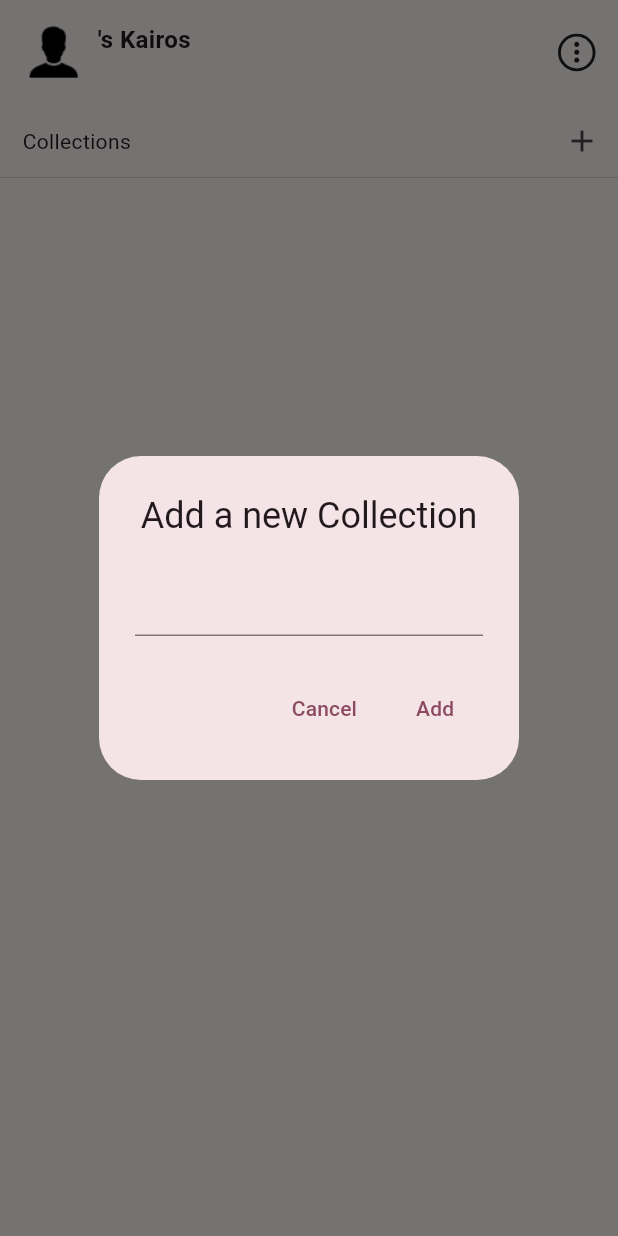
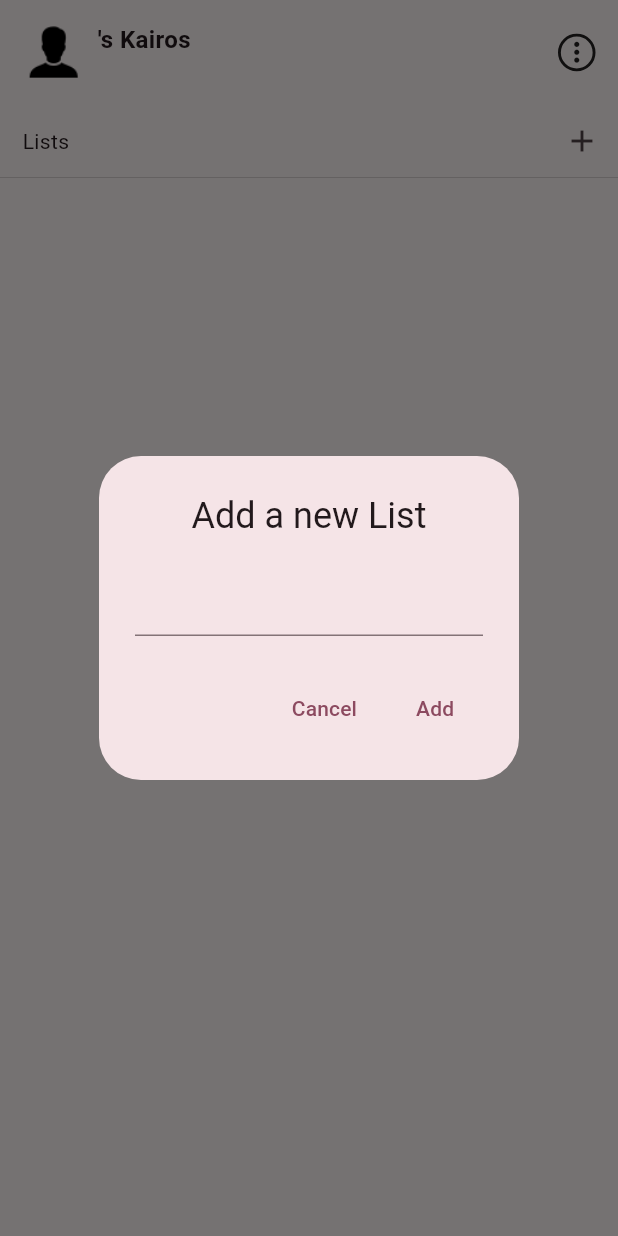
Before and after one commit to nabilbndev/kairos, a Flutter app: the screen it shows once a user with an empty profile is signed in, after a tap on the "add" icon, on a phone screen of 412 x 824 dp. Run offline on Flutter 3.47's test engine with Material 3 defaults, Android fonts, the phone set to English and light mode, and no system bars; our stand-ins replace cloud_firestore, firebase_auth, firebase_core, google_sign_in; accounts and stored records are empty; statements that could not run were skipped.

Commit message:
feat: Add list page

```diff
--- /dev/null
+++ b/lib/components/homePage/add_list_dialog.dart
@@ -0,0 +1,48 @@
+import 'package:cloud_firestore/cloud_firestore.dart';
+import 'package:firebase_auth/firebase_auth.dart';
+import 'package:flutter/material.dart';
+
+class AddListDialog extends StatelessWidget {
+  const AddListDialog({
+    super.key,
+  });
+
+  @override
+  Widget build(BuildContext context) {
+    final userId = FirebaseAuth.instance.currentUser?.uid;
+    FirebaseFirestore firestore = FirebaseFirestore.instance;
+    final TextEditingController listNameController = TextEditingController();
+
+    addList() async {
+      await firestore
+          .collection("lists")
+          .add({
+            "listName": listNameController.text,
+            "userId": userId,
+            "documentId": firestore.collection("collection").doc().id
+          })
+          .then((value) => {listNameController.clear()})
+          .then((value) => {Navigator.pop(context)});
+    }
+
+    return AlertDialog(
+      title: const Text("Add a new List", textAlign: TextAlign.center),
+      content: Column(
+        mainAxisSize: MainAxisSize.min,
+        children: [
+          TextField(
+            controller: listNameController,
+          ),
+        ],
+      ),
+      actions: [
+        TextButton(
+            onPressed: () {
+              Navigator.pop(context);
+            },
+            child: const Text("Cancel")),
+        TextButton(onPressed: addList, child: const Text("Add"))
+      ],
+    );
+  }
+}
--- a/lib/components/kairos_custom_appbar.dart
+++ b/lib/components/kairosAppbar/appbar.dart
@@ -1,21 +1,18 @@
+import 'package:firebase_auth/firebase_auth.dart';
 import 'package:flutter/material.dart';
-import 'package:kairos/components/kairos_avatar_wrapper.dart';
-import 'package:kairos/components/more_vert_circular.dart';
+import 'package:kairos/components/kairosAppbar/avatar_wrapper.dart';
+import 'package:kairos/components/kairosAppbar/outlined_vertical_more_icon.dart';
 
-class KairosCustomAppBar extends StatelessWidget {
-  const KairosCustomAppBar({
+class KairosAppBar extends StatelessWidget {
+  const KairosAppBar({
     super.key,
-    required this.userPhotoUrl,
-    required this.userDisplayName,
-    required this.userEmail,
   });
-
-  final String? userPhotoUrl;
-  final String? userDisplayName;
-  final String? userEmail;
 
   @override
   Widget build(BuildContext context) {
+    final userDisplayName = FirebaseAuth.instance.currentUser?.displayName;
+    final userPhotoUrl = FirebaseAuth.instance.currentUser?.photoURL;
+    final userEmail = FirebaseAuth.instance.currentUser?.email;
     return InkWell(
       onTap: () {},
       child: Padding(
@@ -25,7 +22,7 @@ class KairosCustomAppBar extends StatelessWidget {
           children: [
             Row(
               children: [
-                KairosAvatarWrapper(userPhotoUrl: userPhotoUrl),
+                AvatarWrapper(userPhotoUrl: userPhotoUrl),
                 const SizedBox(
                   width: 10,
                 ),
@@ -49,14 +46,14 @@ class KairosCustomAppBar extends StatelessWidget {
                             style: TextStyle(fontSize: 12),
                           )
                         : Text(
-                            userEmail!,
+                            userEmail,
                             style: const TextStyle(fontSize: 12),
                           )
                   ],
                 ),
               ],
             ),
-            MoreVerticalCircular(
+            OutlinedVerticalMoreIcon(
               color: Colors.black87,
               onTap: () {},
             )
--- a/lib/components/kairos_avatar_wrapper.dart
+++ b/lib/components/kairosAppbar/avatar_wrapper.dart
@@ -1,7 +1,7 @@
 import 'package:flutter/material.dart';
 
-class KairosAvatarWrapper extends StatelessWidget {
-  const KairosAvatarWrapper({
+class AvatarWrapper extends StatelessWidget {
+  const AvatarWrapper({
     super.key,
     required this.userPhotoUrl,
   });
--- a/lib/components/more_vert_circular.dart
+++ b/lib/components/kairosAppbar/outlined_vertical_more_icon.dart
@@ -1,7 +1,7 @@
 import 'package:flutter/material.dart';
 
-class MoreVerticalCircular extends StatelessWidget {
-  const MoreVerticalCircular(
+class OutlinedVerticalMoreIcon extends StatelessWidget {
+  const OutlinedVerticalMoreIcon(
       {super.key, required this.onTap, required this.color});
   final VoidCallback onTap;
   final Color color;
--- a/lib/pages/home_page.dart
+++ b/lib/pages/home_page.dart
@@ -1,81 +1,41 @@
 import 'package:cloud_firestore/cloud_firestore.dart';
 import 'package:firebase_auth/firebase_auth.dart';
 import 'package:flutter/material.dart';
-import 'package:kairos/components/kairos_custom_appbar.dart';
+import 'package:kairos/components/homePage/add_list_dialog.dart';
+import 'package:kairos/components/homePage/kairos_list_tile.dart';
+import 'package:kairos/components/kairosAppbar/appbar.dart';
 
 class HomePage extends StatelessWidget {
   const HomePage({super.key});
 
   @override
   Widget build(BuildContext context) {
-    final userDisplayName = FirebaseAuth.instance.currentUser?.displayName;
-    final userPhotoUrl = FirebaseAuth.instance.currentUser?.photoURL;
-    final userEmail = FirebaseAuth.instance.currentUser?.email;
+    final userId = FirebaseAuth.instance.currentUser?.uid;
+    FirebaseFirestore firestore = FirebaseFirestore.instance;
+    Stream stream = firestore
+        .collection('lists')
+        .where("userId", isEqualTo: userId)
+        .snapshots();
 
-    FirebaseFirestore firestore = FirebaseFirestore.instance;
-    final userId = FirebaseAuth.instance.currentUser?.uid;
-    final TextEditingController collectionNameController =
-        TextEditingController();
     return Scaffold(
       body: SafeArea(
         child: Center(
           child: Column(
             children: [
-              KairosCustomAppBar(
-                  userPhotoUrl: userPhotoUrl,
-                  userDisplayName: userDisplayName,
-                  userEmail: userEmail),
+              const KairosAppBar(),
               Row(
                 mainAxisAlignment: MainAxisAlignment.spaceBetween,
                 children: [
                   const Padding(
                     padding: EdgeInsets.only(left: 15),
-                    child: Text("Collections"),
+                    child: Text("Lists"),
                   ),
                   IconButton(
                       onPressed: () {
                         showDialog(
                           context: context,
                           builder: (context) {
-                            return AlertDialog(
-                              title: const Text("Add a new Collection",
-                                  textAlign: TextAlign.center),
-                              content: Column(
-                                mainAxisSize: MainAxisSize.min,
-                                children: [
-                                  TextField(
-                                    controller: collectionNameController,
-                                  ),
-                                ],
-                              ),
-                              actions: [
-                                TextButton(
-                                    onPressed: () {
-                                      Navigator.pop(context);
-                                    },
-                                    child: const Text("Cancel")),
-                                TextButton(
-                                    onPressed: () async {
-                                      await firestore
-                                          .collection("collections")
-                                          .add({
-                                            "collectionName":
-                                                collectionNameController.text,
-                                            "userId": userId,
-                                            "documentId": firestore
-                                                .collection("collection")
-                                                .doc()
-                                                .id
-                                          })
-                                          .then((value) => {
-                                                collectionNameController.clear()
-                                              })
-                                          .then((value) =>
-                                              {Navigator.pop(context)});
-                                    },
-                                    child: const Text("Add"))
-                              ],
-                            );
+                            return const AddListDialog();
                           },
                         );
                       },
@@ -89,9 +49,7 @@ class HomePage extends StatelessWidget {
               ),
               Expanded(
                 child: StreamBuilder(
-                    stream: FirebaseFirestore.instance
-                        .collection('collections')
-                        .snapshots(),
+                    stream: stream,
                     builder: (context, snapshot) {
                       if (snapshot.hasError) {
                         return const Text("Error");
@@ -103,34 +61,9 @@ class HomePage extends StatelessWidget {
                           return ListView.builder(
                             itemCount: snapshot.data!.docs.length,
                             itemBuilder: (context, index) {
-                              DocumentSnapshot docu =
+                              DocumentSnapshot docRef =
                                   snapshot.data!.docs[index];
-                              return InkWell(
-                                splashColor: Colors.grey,
-                                onTap: () {},
-                                child: Row(
-                                  mainAxisAlignment:
-                                      MainAxisAlignment.spaceBetween,
-                                  children: [
-                                    Row(
-                                      children: [
-                                        Padding(
-                                          padding:
-                                              const EdgeInsets.only(left: 15.0),
-                                          child: Text(docu["collectionName"]),
-                                        ),
-                                      ],
-                                    ),
-                                    Row(
-                                      children: [
-                                        IconButton(
-                                            onPressed: () {},
-                                            icon: const Icon(Icons.more_vert)),
-                                      ],
-                                    )
-                                  ],
-                                ),
-                              );
+                              return KairosListTile(docRef: docRef);
                             },
                           );
                       }
--- a/lib/pages/login_page.dart
+++ b/lib/pages/login_page.dart
@@ -1,8 +1,8 @@
 import 'package:firebase_auth/firebase_auth.dart';
 import 'package:flutter/material.dart';
 import 'package:google_sign_in/google_sign_in.dart';
-import 'package:kairos/components/kairos_logo.dart';
-import 'package:kairos/components/oauth_button.dart';
+import 'package:kairos/components/login/kairos_logo.dart';
+import 'package:kairos/components/login/oauth_button.dart';
 
 class LoginPage extends StatelessWidget {
   const LoginPage({super.key});
@@ -49,12 +49,10 @@ class LoginPage extends StatelessWidget {
                 const SizedBox(
                   height: 10,
                 ),
-                SocialAuthButton(
+                const SocialAuthButton(
                     imagePath: "assets/guest.png",
                     text: "Continue as guest",
-                    onTap: () {
-                      FirebaseAuth.instance.signInAnonymously();
-                    })
+                    onTap: guestSignIn)
               ],
             ),
           ),
@@ -62,6 +60,10 @@ class LoginPage extends StatelessWidget {
       ),
     );
   }
+}
+
+guestSignIn() async {
+  await FirebaseAuth.instance.signInAnonymously();
 }
 
 Future<UserCredential> signInWithGoogle() async {
```
Also changed, not shown: lib/components/homePage/kairos_list_tile.dart (added, +47 -0 lines), lib/pages/kairos_list_page.dart (added, +47 -0 lines), lib/components/loginPage/kairos_logo.dart (renamed from lib/components/kairos_logo.dart), lib/components/loginPage/oauth_button.dart (renamed from lib/components/oauth_button.dart), 1 other file.
